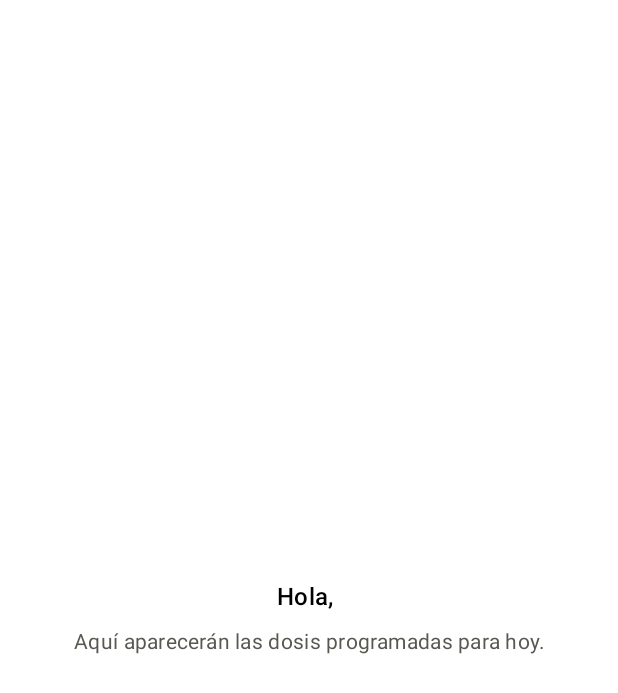
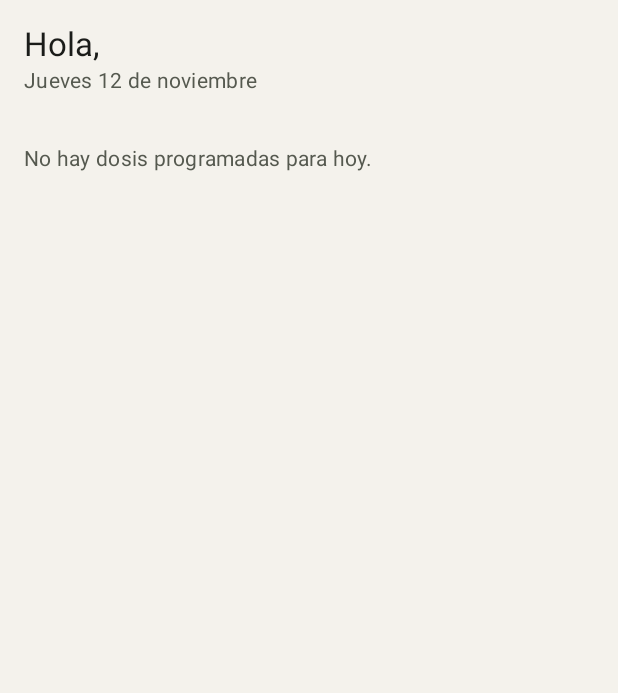
Before and after one commit to catitaconflow/moncopullis, an Android app built with Jetpack Compose: the composable InicioScreen called with empty values, on a phone screen of 412 x 824 dp. Shown: the top 693 px of the screen. Run offline under Robolectric (Android 15) with nearby library versions, the phone set to English and light mode, and no system bars; our stand-ins replace Dagger/Hilt's generated code; libraries missing offline, so code that uses them is left out: androidx.hilt.lifecycle, io.github.jan.supabase; 3 statements that could not run were skipped.

Commit message:
feat: inicio con las dosis programadas de hoy y las atrasadas

```diff
--- /dev/null
+++ b/movil/app/src/main/java/cl/moncopulli/app/data/Tiempo.kt
@@ -0,0 +1,6 @@
+package cl.moncopulli.app.data
+
+import java.time.ZoneId
+
+/** "Hoy" y las horas se calculan siempre en hora de Chile, no con la zona del teléfono. */
+val ZONA_CHILE: ZoneId = ZoneId.of("America/Santiago")
--- /dev/null
+++ b/movil/app/src/main/java/cl/moncopulli/app/data/dosis/DosisRepository.kt
@@ -0,0 +1,82 @@
+package cl.moncopulli.app.data.dosis
+
+import cl.moncopulli.app.data.ZONA_CHILE
+import io.github.jan.supabase.SupabaseClient
+import io.github.jan.supabase.postgrest.from
+import io.github.jan.supabase.postgrest.query.Columns
+import io.github.jan.supabase.postgrest.query.Order
+import java.time.LocalDate
+import java.time.OffsetDateTime
+import javax.inject.Inject
+import javax.inject.Singleton
+import kotlinx.serialization.SerialName
+import kotlinx.serialization.Serializable
+
+@Singleton
+class DosisRepository @Inject constructor(
+    private val supabase: SupabaseClient,
+) {
+    /**
+     * Dosis PROGRAMADAS hasta el fin de hoy (hora de Chile), incluidas las atrasadas de días
+     * anteriores, de tratamientos no anulados. Más antiguas primero.
+     */
+    suspend fun programadasHastaHoy(): List<DosisDelDia> {
+        val finDeHoy = LocalDate.now(ZONA_CHILE).plusDays(1).atStartOfDay(ZONA_CHILE).toInstant()
+        return supabase.from("dosis")
+            .select(columns = Columns.raw(COLUMNAS)) {
+                filter {
+                    eq("estado", "PROGRAMADA")
+                    lt("fecha_programada", finDeHoy.toString())
+                    // Para ver SOLO las de hoy, agrega:
+                    // gte("fecha_programada", LocalDate.now(ZONA_CHILE).atStartOfDay(ZONA_CHILE).toInstant().toString())
+                    exact("tratamiento.fecha_anulacion", null)
+                }
+                order(column = "fecha_programada", order = Order.ASCENDING)
+                limit(count = 200)
+            }
+            .decodeList<DosisFila>()
+            .map { it.aModelo() }
+    }
+
+    private companion object {
+        // medicamento:medicamento_id(...) igual que el panel (dosis también apunta a medicamento vía lote).
+        // !inner: sin él, el filtro sobre tratamiento no descarta la dosis, solo deja tratamiento en null.
+        val COLUMNAS = """
+            id, cantidad, fecha_programada,
+            medicamento:medicamento_id(nombre_comercial, unidad_base),
+            tratamiento:tratamiento_id!inner(animal:animal_id(id, diio, categoria))
+        """.trimIndent()
+    }
+}
+
+@Serializable
+private data class DosisFila(
+    val id: Long,
+    val cantidad: Double,
+    @SerialName("fecha_programada") val fechaProgramada: String,
+    val medicamento: MedicamentoFila,
+    val tratamiento: TratamientoFila,
+)
+
+@Serializable
+private data class MedicamentoFila(
+    @SerialName("nombre_comercial") val nombreComercial: String,
+    @SerialName("unidad_base") val unidadBase: String,
+)
+
+@Serializable
+private data class TratamientoFila(val animal: AnimalFila)
+
+@Serializable
+private data class AnimalFila(val id: Long, val diio: String? = null, val categoria: String)
+
+private fun DosisFila.aModelo() = DosisDelDia(
+    id = id,
+    fechaProgramada = OffsetDateTime.parse(fechaProgramada), // PostgREST: "2026-11-12T13:00:00+00:00"
+    cantidad = cantidad,
+    unidad = medicamento.unidadBase,
+    medicamento = medicamento.nombreComercial,
+    animalId = tratamiento.animal.id,
+    diio = tratamiento.animal.diio,
+    categoria = tratamiento.animal.categoria,
+)
--- /dev/null
+++ b/movil/app/src/main/java/cl/moncopulli/app/ui/comun/Formato.kt
@@ -0,0 +1,41 @@
+package cl.moncopulli.app.ui.comun
+
+import cl.moncopulli.app.data.ZONA_CHILE
+import java.text.NumberFormat
+import java.time.LocalDate
+import java.time.OffsetDateTime
+import java.time.format.DateTimeFormatter
+import java.util.Locale
+
+val LOCALE_CHILE: Locale = Locale.forLanguageTag("es-CL")
+private val HORA = DateTimeFormatter.ofPattern("HH:mm", LOCALE_CHILE)
+private val DIA_CORTO = DateTimeFormatter.ofPattern("d MMM", LOCALE_CHILE)
+private val FECHA_LARGA = DateTimeFormatter.ofPattern("EEEE d 'de' MMMM", LOCALE_CHILE)
+
+/** 2.5, "ML" → "2,5 ml". */
+fun cantidadConUnidad(cantidad: Double, unidad: String): String {
+    val nf = NumberFormat.getNumberInstance(LOCALE_CHILE).apply { maximumFractionDigits = 2 }
+    val u = when (unidad) {
+        "ML" -> "ml"
+        "G" -> "g"
+        "UNIDAD" -> if (cantidad == 1.0) "unidad" else "unidades"
+        else -> unidad.lowercase()
+    }
+    return "${nf.format(cantidad)} $u"
+}
+
+fun etiquetaCategoria(categoria: String): String = when (categoria) {
+    "VACA" -> "Vaca"
+    "VAQUILLA" -> "Vaquilla"
+    "TERNERO" -> "Ternero"
+    "TORO" -> "Toro"
+    else -> categoria
+}
+
+fun horaChile(f: OffsetDateTime): String = f.atZoneSameInstant(ZONA_CHILE).format(HORA)
+
+fun diaCortoChile(f: OffsetDateTime): String = f.atZoneSameInstant(ZONA_CHILE).format(DIA_CORTO)
+
+/** "Jueves 12 de noviembre". */
+fun fechaLarga(dia: LocalDate): String =
+    dia.format(FECHA_LARGA).replaceFirstChar { it.titlecase(LOCALE_CHILE) }
--- a/movil/app/src/main/java/cl/moncopulli/app/ui/inicio/InicioScreen.kt
+++ b/movil/app/src/main/java/cl/moncopulli/app/ui/inicio/InicioScreen.kt
@@ -1,15 +1,151 @@
 package cl.moncopulli.app.ui.inicio
 
+import androidx.compose.foundation.BorderStroke
+import androidx.compose.foundation.layout.Arrangement
+import androidx.compose.foundation.layout.Box
+import androidx.compose.foundation.layout.Column
+import androidx.compose.foundation.layout.PaddingValues
+import androidx.compose.foundation.layout.Row
+import androidx.compose.foundation.layout.fillMaxSize
+import androidx.compose.foundation.layout.fillMaxWidth
+import androidx.compose.foundation.layout.padding
+import androidx.compose.foundation.layout.width
+import androidx.compose.foundation.lazy.LazyColumn
+import androidx.compose.foundation.lazy.items
+import androidx.compose.material3.CardDefaults
+import androidx.compose.material3.CircularProgressIndicator
+import androidx.compose.material3.ExperimentalMaterial3Api
+import androidx.compose.material3.MaterialTheme
+import androidx.compose.material3.OutlinedCard
+import androidx.compose.material3.Text
+import androidx.compose.material3.pulltorefresh.PullToRefreshBox
 import androidx.compose.runtime.Composable
+import androidx.compose.runtime.getValue
+import androidx.compose.runtime.remember
+import androidx.compose.ui.Alignment
 import androidx.compose.ui.Modifier
-import cl.moncopulli.app.ui.comun.PantallaProximamente
+import androidx.compose.ui.text.font.FontWeight
+import androidx.compose.ui.unit.dp
+import androidx.hilt.lifecycle.viewmodel.compose.hiltViewModel
+import androidx.lifecycle.compose.collectAsStateWithLifecycle
+import cl.moncopulli.app.data.ZONA_CHILE
+import cl.moncopulli.app.data.dosis.DosisDelDia
+import cl.moncopulli.app.ui.comun.cantidadConUnidad
+import cl.moncopulli.app.ui.comun.diaCortoChile
+import cl.moncopulli.app.ui.comun.etiquetaCategoria
+import cl.moncopulli.app.ui.comun.fechaLarga
+import cl.moncopulli.app.ui.comun.horaChile
+import cl.moncopulli.app.ui.theme.Urgente
+import cl.moncopulli.app.ui.theme.UrgenteFondo
+import java.time.LocalDate
+import java.time.OffsetDateTime
 
-/** Marcador hasta la consulta de dosis de hoy (siguiente paso de la 4.2). */
+@OptIn(ExperimentalMaterial3Api::class)
 @Composable
-fun InicioScreen(nombre: String, modifier: Modifier = Modifier) {
-    PantallaProximamente(
-        titulo = "Hola, $nombre",
-        detalle = "Aquí aparecerán las dosis programadas para hoy.",
-        modifier = modifier,
+fun InicioScreen(
+    nombre: String,
+    modifier: Modifier = Modifier,
+    viewModel: InicioViewModel = hiltViewModel(),
+) {
+    val ui by viewModel.ui.collectAsStateWithLifecycle()
+    // Se recalculan cada vez que llega una lista nueva.
+    val ahora = remember(ui.dosis) { OffsetDateTime.now() }
+    val hoy = remember(ui.dosis) { LocalDate.now(ZONA_CHILE) }
+
+    PullToRefreshBox(
+        isRefreshing = ui.actualizando,
+        onRefresh = viewModel::actualizar,
+        modifier = modifier.fillMaxSize(),
+    ) {
+        LazyColumn(
+            modifier = Modifier.fillMaxSize(),
+            contentPadding = PaddingValues(16.dp),
+            verticalArrangement = Arrangement.spacedBy(8.dp),
+        ) {
+            item {
+                Column(Modifier.padding(bottom = 8.dp)) {
+                    Text("Hola, $nombre", style = MaterialTheme.typography.titleLarge)
+                    Text(
+                        fechaLarga(hoy),
+                        style = MaterialTheme.typography.bodyMedium,
+                        color = MaterialTheme.colorScheme.onSurfaceVariant,
+                    )
+                }
+            }
+            when {
+                ui.cargando -> item {
+                    Box(Modifier.fillParentMaxWidth().padding(32.dp), contentAlignment = Alignment.Center) {
+                        CircularProgressIndicator()
+                    }
+                }
+                ui.dosis.isEmpty() -> item {
+                    Aviso(ui.error ?: "No hay dosis programadas para hoy.")
+                }
+                else -> {
+                    ui.error?.let { item { Aviso(it) } }
+                    items(ui.dosis, key = { it.id }) { d -> TarjetaDosis(d, ahora, hoy) }
+                }
+            }
+        }
+    }
+}
+
+@Composable
+private fun Aviso(texto: String) {
+    Text(
+        texto,
+        style = MaterialTheme.typography.bodyMedium,
+        color = MaterialTheme.colorScheme.onSurfaceVariant,
+        modifier = Modifier.padding(vertical = 16.dp),
     )
 }
+
+@Composable
+private fun TarjetaDosis(d: DosisDelDia, ahora: OffsetDateTime, hoy: LocalDate) {
+    val atrasada = d.fechaProgramada.isBefore(ahora)   // misma regla que el servidor (0005)
+    val esDeHoy = d.fechaProgramada.atZoneSameInstant(ZONA_CHILE).toLocalDate() == hoy
+
+    OutlinedCard(
+        modifier = Modifier.fillMaxWidth(),
+        colors = CardDefaults.outlinedCardColors(
+            containerColor = if (atrasada) UrgenteFondo else MaterialTheme.colorScheme.surface,
+        ),
+        border = BorderStroke(1.dp, if (atrasada) Urgente else MaterialTheme.colorScheme.outline),
+    ) {
+        Row(Modifier.padding(12.dp), verticalAlignment = Alignment.CenterVertically) {
+            Column(Modifier.width(64.dp)) {
+                Text(
+                    horaChile(d.fechaProgramada),
+                    style = MaterialTheme.typography.titleMedium,
+                    color = if (atrasada) Urgente else MaterialTheme.colorScheme.onSurface,
+                )
+                if (!esDeHoy) {
+                    Text(
+                        diaCortoChile(d.fechaProgramada),
+                        style = MaterialTheme.typography.bodySmall,
+                        color = if (atrasada) Urgente else MaterialTheme.colorScheme.onSurfaceVariant,
+                    )
+                }
+            }
+            Column(Modifier.weight(1f)) {
+                Text(
+                    d.diio ?: "Sin DIIO",
+                    style = MaterialTheme.typography.titleMedium,
+                    fontWeight = FontWeight.SemiBold,
+                )
+                Text(
+                    "${d.medicamento} · ${cantidadConUnidad(d.cantidad, d.unidad)}",
+                    style = MaterialTheme.typography.bodyMedium,
+                )
+                Text(
+                    etiquetaCategoria(d.categoria),
+                    style = MaterialTheme.typography.bodySmall,
+                    color = MaterialTheme.colorScheme.onSurfaceVariant,
+                )
+            }
+            if (atrasada) {
+                Text("Atrasada", style = MaterialTheme.typography.labelMedium, color = Urgente)
+            }
+        }
+    }
+}
--- /dev/null
+++ b/movil/app/src/main/java/cl/moncopulli/app/ui/inicio/InicioViewModel.kt
@@ -0,0 +1,55 @@
+package cl.moncopulli.app.ui.inicio
+
+import androidx.lifecycle.ViewModel
+import androidx.lifecycle.viewModelScope
+import cl.moncopulli.app.data.dosis.DosisDelDia
+import cl.moncopulli.app.data.dosis.DosisRepository
+import cl.moncopulli.app.ui.comun.mensajeDeLectura
+import dagger.hilt.android.lifecycle.HiltViewModel
+import javax.inject.Inject
+import kotlinx.coroutines.CancellationException
+import kotlinx.coroutines.Job
+import kotlinx.coroutines.flow.MutableStateFlow
+import kotlinx.coroutines.flow.StateFlow
+import kotlinx.coroutines.flow.asStateFlow
+import kotlinx.coroutines.flow.update
+import kotlinx.coroutines.launch
+
+data class InicioUi(
+    val cargando: Boolean = true,
+    val actualizando: Boolean = false,
+    val dosis: List<DosisDelDia> = emptyList(),
+    val error: String? = null,
+)
+
+@HiltViewModel
+class InicioViewModel @Inject constructor(
+    private val repo: DosisRepository,
+) : ViewModel() {
+
+    private val _ui = MutableStateFlow(InicioUi())
+    val ui: StateFlow<InicioUi> = _ui.asStateFlow()
+
+    private var carga: Job? = null
+
+    init {
+        cargar(deslizando = false)
+    }
+
+    fun actualizar() = cargar(deslizando = true)
+
+    private fun cargar(deslizando: Boolean) {
+        if (carga?.isActive == true) return
+        _ui.update { it.copy(actualizando = deslizando, cargando = !deslizando && it.dosis.isEmpty()) }
+        carga = viewModelScope.launch {
+            try {
+                _ui.value = InicioUi(cargando = false, dosis = repo.programadasHastaHoy())
+            } catch (e: CancellationException) {
+                throw e
+            } catch (e: Exception) {
+                // Si ya había datos se conservan y se muestra el aviso arriba.
+                _ui.update { it.copy(cargando = false, actualizando = false, error = mensajeDeLectura(e)) }
+            }
+        }
+    }
+}
```
Also changed, not shown: movil/app/src/main/java/cl/moncopulli/app/data/dosis/DosisDelDia.kt (added, +15 -0 lines), movil/app/src/main/java/cl/moncopulli/app/ui/comun/Errores.kt (added, +12 -0 lines).
